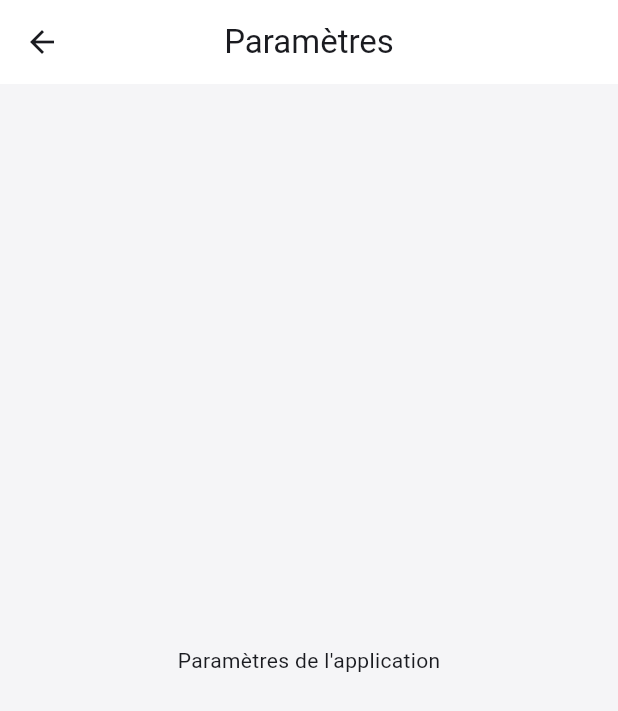
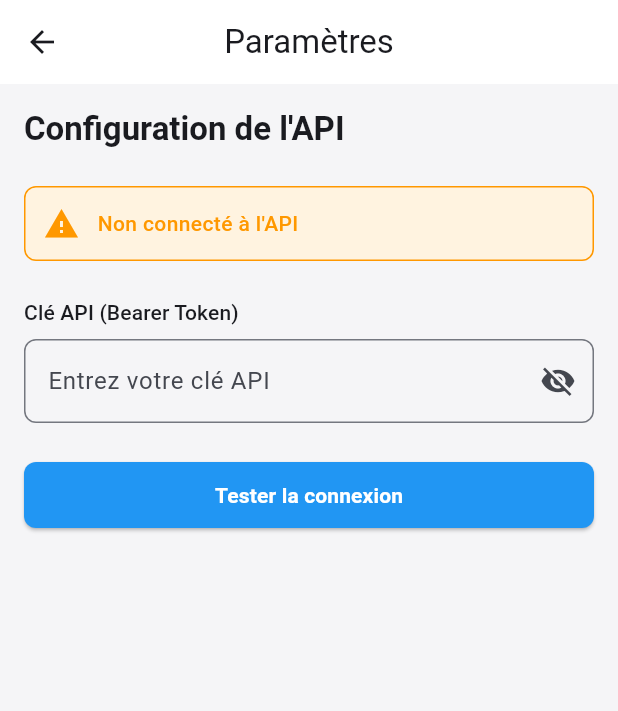
Before and after one commit to taiyotravail/DiaAI, a Flutter app: the SettingsScreen screen opened directly, on a phone screen of 412 x 824 dp. Shown: the top 711 px of the screen. Run offline on Flutter 3.47's test engine with Material 3 defaults, Android fonts, the light colour scheme and no system bars; our stand-ins replace shared_preferences; accounts and stored records are empty; network calls fail.

Commit message:
Ajout de la saisie de clé API et test de connection bearer

```diff
--- a/frontend/lib/screens/prediction_screen.dart
+++ b/frontend/lib/screens/prediction_screen.dart
@@ -71,7 +71,7 @@ class _PredictionScreenState extends State<PredictionScreen> {
       });
     } catch (e) {
       setState(() {
-        _message = "Erreur: ${e.toString().replaceAll('Exception: ', '')}";
+        _message = e.toString().replaceAll('Exception: ', '');
         _isLoading = false;
         _resultColor = Colors.redAccent;
       });
--- a/frontend/lib/screens/settings_screen.dart
+++ b/frontend/lib/screens/settings_screen.dart
@@ -1,7 +1,76 @@
 import 'package:flutter/material.dart';
+import '../services/api_service.dart';
 
-class SettingsScreen extends StatelessWidget {
+class SettingsScreen extends StatefulWidget {
   const SettingsScreen({super.key});
+
+  @override
+  State<SettingsScreen> createState() => _SettingsScreenState();
+}
+
+class _SettingsScreenState extends State<SettingsScreen> {
+  late TextEditingController _apiKeyController;
+  bool _isConnected = false;
+  bool _isLoading = false;
+  bool _showPassword = false;
+  String? _errorMessage;
+
+  @override
+  void initState() {
+    super.initState();
+    _apiKeyController = TextEditingController(
+      text: ApiService.getApiKey() ?? '',
+    );
+    _isConnected = ApiService.getApiKey() != null;
+  }
+
+  @override
+  void dispose() {
+    _apiKeyController.dispose();
+    super.dispose();
+  }
+
+  Future<void> _testConnection() async {
+    setState(() {
+      _isLoading = true;
+      _errorMessage = null;
+    });
+
+    try {
+      final apiKey = _apiKeyController.text.trim();
+      if (apiKey.isEmpty) {
+        setState(() {
+          _errorMessage = 'Veuillez entrer une clé API';
+          _isLoading = false;
+        });
+        return;
+      }
+
+      final success = await ApiService.testConnection(apiKey);
+
+      setState(() {
+        _isConnected = success;
+        _isLoading = false;
+        if (!success) {
+          _errorMessage = 'Clé API invalide. Veuillez vérifier.';
+        }
+      });
+
+      if (success) {
+        ScaffoldMessenger.of(context).showSnackBar(
+          const SnackBar(
+            content: Text('Connexion réussie !'),
+            backgroundColor: Colors.green,
+          ),
+        );
+      }
+    } catch (e) {
+      setState(() {
+        _isLoading = false;
+        _errorMessage = 'Erreur: ${e.toString()}';
+      });
+    }
+  }
 
   @override
   Widget build(BuildContext context) {
@@ -13,8 +82,110 @@ class SettingsScreen extends StatelessWidget {
         backgroundColor: Colors.white,
         elevation: 0,
       ),
-      body: const Center(
-        child: Text('Paramètres de l\'application'),
+      body: Padding(
+        padding: const EdgeInsets.all(16.0),
+        child: ListView(
+          children: [
+            Text(
+              'Configuration de l\'API',
+              style: Theme.of(
+                context,
+              ).textTheme.titleLarge?.copyWith(fontWeight: FontWeight.bold),
+            ),
+            const SizedBox(height: 24),
+            Container(
+              padding: const EdgeInsets.all(12),
+              decoration: BoxDecoration(
+                color: _isConnected ? Colors.green[50] : Colors.orange[50],
+                border: Border.all(
+                  color: _isConnected ? Colors.green : Colors.orange,
+                  width: 1,
+                ),
+                borderRadius: BorderRadius.circular(8),
+              ),
+              child: Row(
+                children: [
+                  Icon(
+                    _isConnected ? Icons.check_circle : Icons.warning,
+                    color: _isConnected ? Colors.green : Colors.orange,
+                  ),
+                  const SizedBox(width: 12),
+                  Expanded(
+                    child: Text(
+                      _isConnected
+                          ? 'Connecté à l\'API'
+                          : 'Non connecté à l\'API',
+                      style: TextStyle(
+                        color: _isConnected ? Colors.green : Colors.orange,
+                        fontWeight: FontWeight.w500,
+                      ),
+                    ),
+                  ),
+                ],
+              ),
+            ),
+            const SizedBox(height: 24),
+            Text(
+              'Clé API (Bearer Token)',
+              style: Theme.of(context).textTheme.labelLarge,
+            ),
+            const SizedBox(height: 8),
+            TextField(
+              controller: _apiKeyController,
+              obscureText: !_showPassword,
+              decoration: InputDecoration(
+                hintText: 'Entrez votre clé API',
+                border: OutlineInputBorder(
+                  borderRadius: BorderRadius.circular(8),
+                ),
+                suffixIcon: IconButton(
+                  icon: Icon(
+                    _showPassword ? Icons.visibility : Icons.visibility_off,
+                  ),
+                  onPressed: () {
+                    setState(() {
+                      _showPassword = !_showPassword;
+                    });
+                  },
+                ),
+              ),
+            ),
+            if (_errorMessage != null) ...[
+              const SizedBox(height: 12),
+              Text(
+                _errorMessage!,
+                style: const TextStyle(color: Colors.red, fontSize: 12),
+              ),
+            ],
+            const SizedBox(height: 24),
+            ElevatedButton(
+              onPressed: _isLoading ? null : _testConnection,
+              style: ElevatedButton.styleFrom(
+                backgroundColor: Colors.blue,
+                padding: const EdgeInsets.symmetric(vertical: 12),
+                shape: RoundedRectangleBorder(
+                  borderRadius: BorderRadius.circular(8),
+                ),
+              ),
+              child: _isLoading
+                  ? const SizedBox(
+                      height: 20,
+                      width: 20,
+                      child: CircularProgressIndicator(
+                        strokeWidth: 2,
+                        valueColor: AlwaysStoppedAnimation<Color>(Colors.white),
+                      ),
+                    )
+                  : const Text(
+                      'Tester la connexion',
+                      style: TextStyle(
+                        color: Colors.white,
+                        fontWeight: FontWeight.bold,
+                      ),
+                    ),
+            ),
+          ],
+        ),
       ),
     );
   }
--- a/frontend/lib/services/api_service.dart
+++ b/frontend/lib/services/api_service.dart
@@ -3,6 +3,45 @@ import 'dart:convert';
 
 class ApiService {
   static const String baseUrl = 'https://diaai.onrender.com';
+
+  /// Clé API (bearer token) stockée en mémoire
+  static String? _apiKey;
+
+  /// Définit la clé API
+  static void setApiKey(String key) {
+    _apiKey = key;
+  }
+
+  /// Récupère la clé API
+  static String? getApiKey() {
+    return _apiKey;
+  }
+
+  /// Teste la connexion à l'API avec la clé fournie
+  static Future<bool> testConnection(String apiKey) async {
+    final url = Uri.parse('$baseUrl/');
+
+    try {
+      final response = await http.get(
+        url,
+        headers: {
+          'Authorization': 'Bearer $apiKey',
+          'Content-Type': 'application/json',
+        },
+      );
+
+      if (response.statusCode == 200) {
+        setApiKey(apiKey); // Sauvegarde la clé si elle est valide
+        return true;
+      } else if (response.statusCode == 401) {
+        return false; // Token invalide
+      } else {
+        return false;
+      }
+    } catch (e) {
+      throw Exception('Erreur de connexion: $e');
+    }
+  }
 
   /// Prédit la glycémie à 2h après le repas
   static Future<Map<String, dynamic>> predictGlycemie({
@@ -15,7 +54,10 @@ class ApiService {
     try {
       final response = await http.post(
         url,
-        headers: {"Content-Type": "application/json"},
+        headers: {
+          "Content-Type": "application/json",
+          if (_apiKey != null) 'Authorization': 'Bearer $_apiKey',
+        },
         body: jsonEncode({
           "glycemie_avant": glycemieAvant,
           "glucides": glucides,
```
